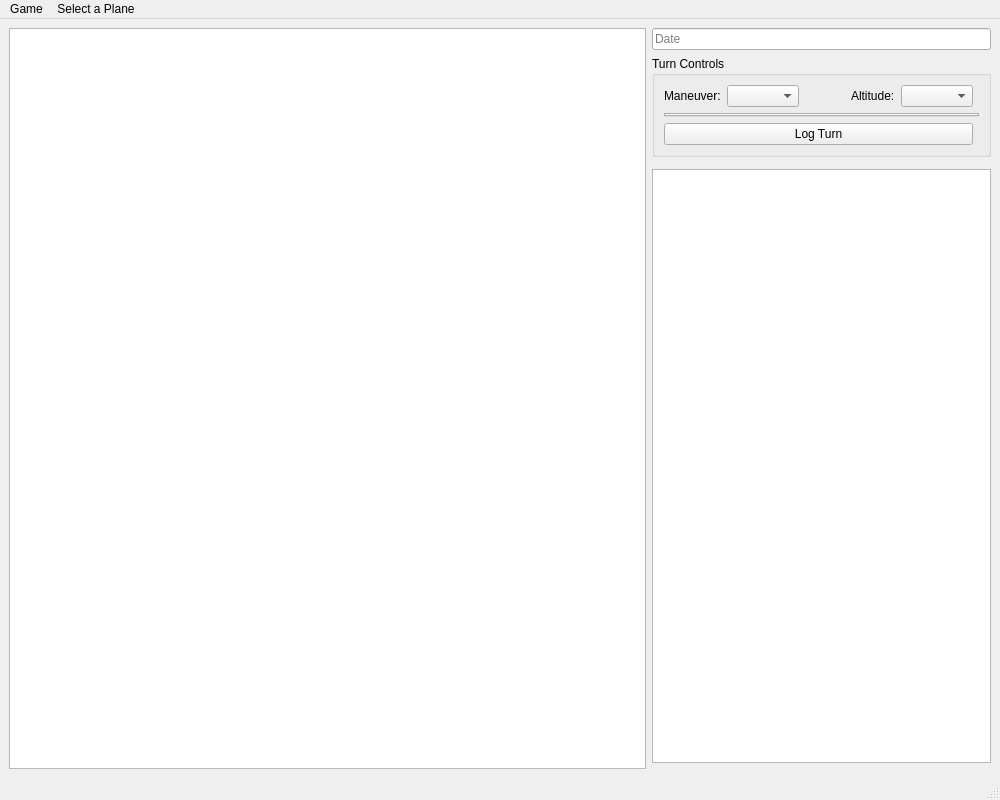
Above: MainWindow.ui from wchamilton/CEManeuverLog before the change. Below: the same form after it.
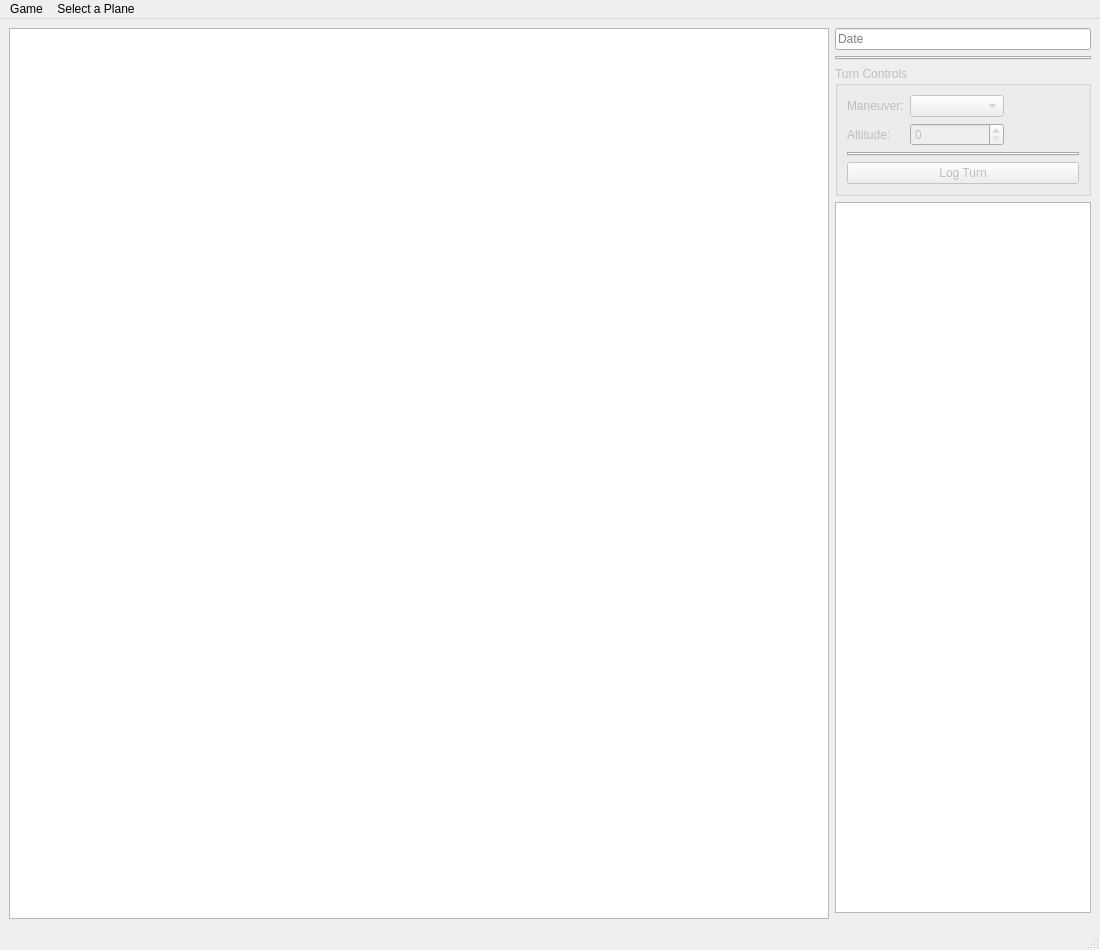
That is the form after the change. Custom widgets are drawn as their Qt base class.

Commit message: Restructured a lot of things, created a global master maneuver list, created an editor to help generate plane files

Diff of the .ui file:
```diff
--- a/MainWindow.ui
+++ b/MainWindow.ui
@@ -6,8 +6,8 @@
    <rect>
     <x>0</x>
     <y>0</y>
-    <width>1000</width>
-    <height>800</height>
+    <width>1100</width>
+    <height>950</height>
    </rect>
   </property>
   <property name="windowTitle">
@@ -17,28 +17,29 @@
    <bool>true</bool>
   </property>
   <widget class="QWidget" name="centralwidget">
-   <layout class="QGridLayout" name="gridLayout" rowstretch="0,0,0,0,1,0" columnstretch="1,0,0,0,0">
-    <item row="0" column="1" colspan="4">
-     <widget class="QLineEdit" name="lineEdit_3">
+   <layout class="QGridLayout" name="gridLayout" rowstretch="0,0,0,1,0" columnstretch="1,0">
+    <item row="0" column="0" rowspan="5">
+     <widget class="QGraphicsView" name="graphicsView"/>
+    </item>
+    <item row="0" column="1">
+     <widget class="QLineEdit" name="date">
       <property name="placeholderText">
        <string>Date</string>
       </property>
      </widget>
     </item>
-    <item row="0" column="0" rowspan="6">
-     <widget class="QGraphicsView" name="graphicsView"/>
+    <item row="1" column="1">
+     <widget class="QTabWidget" name="crew_tab">
+      <property name="currentIndex">
+       <number>-1</number>
+      </property>
+     </widget>
     </item>
-    <item row="5" column="4">
-     <widget class="PlanePartDamageTracker" name="tail_grp" native="true"/>
-    </item>
-    <item row="5" column="3">
-     <widget class="PlanePartDamageTracker" name="fusilage_grp" native="true"/>
-    </item>
-    <item row="5" column="2">
-     <widget class="PlanePartDamageTracker" name="wing_grp" native="true"/>
-    </item>
-    <item row="1" column="1" colspan="4">
-     <widget class="QGroupBox" name="groupBox_2">
+    <item row="2" column="1">
+     <widget class="QGroupBox" name="turn_controls_grp">
+      <property name="enabled">
+       <bool>false</bool>
+      </property>
       <property name="sizePolicy">
        <sizepolicy hsizetype="Preferred" vsizetype="Expanding">
         <horstretch>0</horstretch>
@@ -56,53 +57,33 @@
          </property>
         </widget>
        </item>
-       <item row="0" column="4">
-        <widget class="QComboBox" name="alt_cmb"/>
+       <item row="5" column="0" colspan="8">
+        <widget class="QPushButton" name="log_turn_btn">
+         <property name="text">
+          <string>Log Turn</string>
+         </property>
+        </widget>
        </item>
-       <item row="0" column="1">
-        <widget class="QComboBox" name="maneuver_cmb"/>
+       <item row="3" column="0" colspan="8">
+        <widget class="QTabWidget" name="gun_tab"/>
        </item>
-       <item row="0" column="3">
+       <item row="1" column="0">
         <widget class="QLabel" name="label_4">
          <property name="text">
           <string>Altitude:</string>
          </property>
         </widget>
        </item>
-       <item row="1" column="0" colspan="6">
-        <widget class="QTabWidget" name="crew_tab">
-         <property name="currentIndex">
-          <number>-1</number>
-         </property>
-        </widget>
+       <item row="0" column="1" colspan="4">
+        <widget class="QComboBox" name="maneuver_cmb"/>
        </item>
-       <item row="0" column="2">
-        <spacer name="horizontalSpacer">
-         <property name="orientation">
-          <enum>Qt::Horizontal</enum>
-         </property>
-         <property name="sizeHint" stdset="0">
-          <size>
-           <width>40</width>
-           <height>20</height>
-          </size>
-         </property>
-        </spacer>
-       </item>
-       <item row="2" column="0" colspan="5">
-        <widget class="QPushButton" name="pushButton">
-         <property name="text">
-          <string>Log Turn</string>
-         </property>
-        </widget>
+       <item row="1" column="1" colspan="4">
+        <widget class="QSpinBox" name="alt_spin"/>
        </item>
       </layout>
      </widget>
     </item>
-    <item row="5" column="1">
-     <widget class="PlanePartDamageTracker" name="engine_grp" native="true"/>
-    </item>
-    <item row="3" column="1" rowspan="2" colspan="4">
+    <item row="3" column="1">
      <widget class="QTableView" name="turn_log">
       <property name="sizePolicy">
        <sizepolicy hsizetype="Expanding" vsizetype="MinimumExpanding">
@@ -125,7 +106,7 @@
     <rect>
      <x>0</x>
      <y>0</y>
-     <width>1000</width>
+     <width>1100</width>
      <height>22</height>
     </rect>
    </property>
```
Left out of the diff: 22 changed lines with no effect on the pictures. The commit also changes 34 other files.
